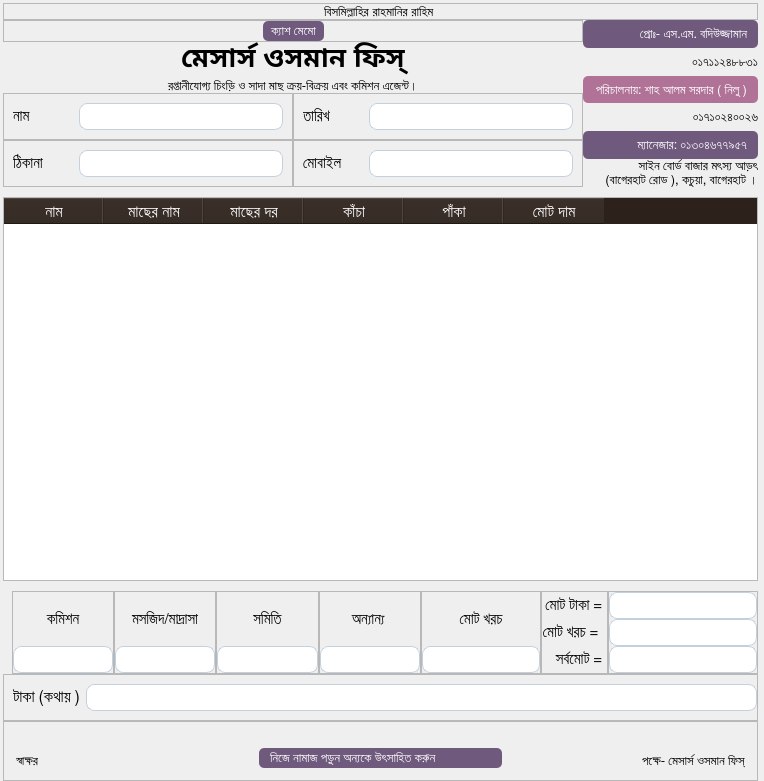
samratpro/fish_dealer_software, file ui_files/printmemo.ui: the form before one commit.
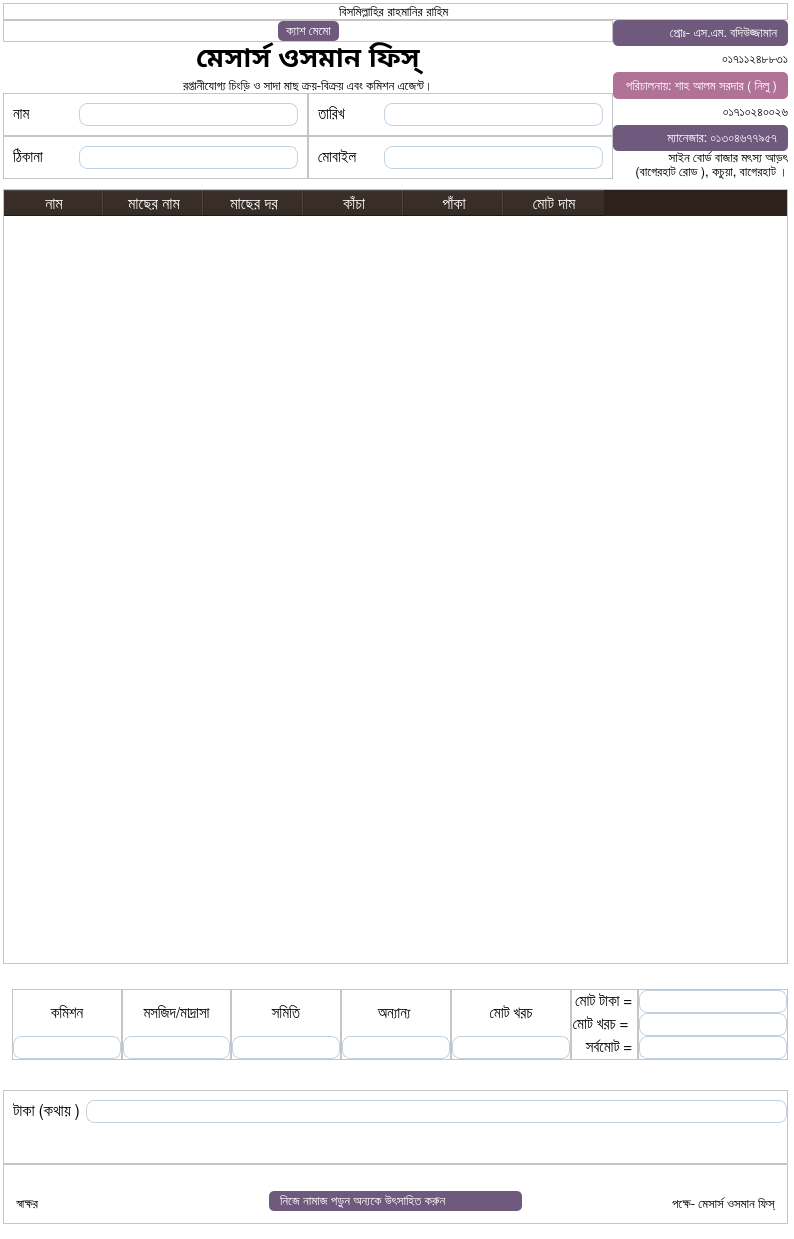
The form after the commit.

What changed in the file:
```diff
--- a/ui_files/printmemo.ui
+++ b/ui_files/printmemo.ui
@@ -6,20 +6,22 @@
    <rect>
     <x>0</x>
     <y>0</y>
-    <width>764</width>
-    <height>781</height>
+    <width>794</width>
+    <height>1239</height>
    </rect>
   </property>
   <property name="font">
    <font>
-    <pointsize>10</pointsize>
+    <family>Arial</family>
+    <pointsize>12</pointsize>
    </font>
   </property>
   <property name="windowTitle">
    <string>Form</string>
   </property>
   <property name="styleSheet">
-   <string notr="true">QLineEdit{border:1px solid #C3D1DF;border-radius:8px;pdding:3px 5px}</string>
+   <string notr="true">QLineEdit{border:1px solid #C3D1DF;border-radius:8px;pdding:5px 15px}
+*{background-color:white;}</string>
   </property>
   <layout class="QVBoxLayout" name="verticalLayout_7">
    <property name="spacing">
@@ -338,7 +340,7 @@
                    <widget class="QLineEdit" name="name">
                     <property name="font">
                      <font>
-                      <family>SutonnyMJ</family>
+                      <family>Arial</family>
                       <pointsize>12</pointsize>
                      </font>
                     </property>
@@ -385,7 +387,7 @@
                    <widget class="QLineEdit" name="date">
                     <property name="font">
                      <font>
-                      <family>SutonnyMJ</family>
+                      <family>Arial</family>
                       <pointsize>12</pointsize>
                      </font>
                     </property>
@@ -453,7 +455,7 @@
                    <widget class="QLineEdit" name="address">
                     <property name="font">
                      <font>
-                      <family>SutonnyMJ</family>
+                      <family>Arial</family>
                       <pointsize>12</pointsize>
                      </font>
                     </property>
@@ -500,7 +502,7 @@
                    <widget class="QLineEdit" name="mobile">
                     <property name="font">
                      <font>
-                      <family>SutonnyMJ</family>
+                      <family>Arial</family>
                       <pointsize>12</pointsize>
                      </font>
                     </property>
@@ -688,7 +690,7 @@
           <widget class="QTableWidget" name="tableWidget">
            <property name="font">
             <font>
-             <family>SutonnyMJ</family>
+             <family>Arial</family>
              <pointsize>12</pointsize>
             </font>
            </property>
@@ -708,7 +710,7 @@
             <property name="font">
              <font>
               <family>SutonnyMJ</family>
-              <pointsize>11</pointsize>
+              <pointsize>12</pointsize>
              </font>
             </property>
             <property name="foreground">
@@ -728,7 +730,7 @@
             <property name="font">
              <font>
               <family>SutonnyMJ</family>
-              <pointsize>11</pointsize>
+              <pointsize>12</pointsize>
              </font>
             </property>
            </column>
@@ -788,13 +790,13 @@
           <number>0</number>
          </property>
          <property name="topMargin">
-          <number>0</number>
+          <number>15</number>
          </property>
          <property name="rightMargin">
           <number>0</number>
          </property>
          <property name="bottomMargin">
-          <number>0</number>
+          <number>15</number>
          </property>
          <item>
           <widget class="QFrame" name="frame_9">
@@ -840,7 +842,7 @@
              <widget class="QLineEdit" name="commission">
               <property name="font">
                <font>
-                <family>SutonnyMJ</family>
+                <family>Arial</family>
                 <pointsize>12</pointsize>
                </font>
               </property>
@@ -893,7 +895,7 @@
              <widget class="QLineEdit" name="mosque">
               <property name="font">
                <font>
-                <family>SutonnyMJ</family>
+                <family>Arial</family>
                 <pointsize>12</pointsize>
                </font>
               </property>
@@ -946,7 +948,7 @@
              <widget class="QLineEdit" name="somiti">
               <property name="font">
                <font>
-                <family>SutonnyMJ</family>
+                <family>Arial</family>
                 <pointsize>12</pointsize>
                </font>
               </property>
@@ -999,7 +1001,7 @@
              <widget class="QLineEdit" name="others">
               <property name="font">
                <font>
-                <family>SutonnyMJ</family>
+                <family>Arial</family>
                 <pointsize>12</pointsize>
                </font>
               </property>
@@ -1058,7 +1060,7 @@
              <widget class="QLineEdit" name="totalCost_raw">
               <property name="font">
                <font>
-                <family>SutonnyMJ</family>
+                <family>Arial</family>
                 <pointsize>12</pointsize>
                </font>
               </property>
@@ -1182,7 +1184,7 @@
              <widget class="QLineEdit" name="totalTaka">
               <property name="font">
                <font>
-                <family>SutonnyMJ</family>
+                <family>Arial</family>
                 <pointsize>12</pointsize>
                </font>
               </property>
@@ -1195,7 +1197,7 @@
              <widget class="QLineEdit" name="totalCost">
               <property name="font">
                <font>
-                <family>SutonnyMJ</family>
+                <family>Arial</family>
                 <pointsize>12</pointsize>
                </font>
               </property>
@@ -1205,7 +1207,7 @@
              <widget class="QLineEdit" name="finalTaka">
               <property name="font">
                <font>
-                <family>SutonnyMJ</family>
+                <family>Arial</family>
                 <pointsize>12</pointsize>
                </font>
               </property>
@@ -1227,13 +1229,13 @@
           <number>0</number>
          </property>
          <property name="topMargin">
-          <number>0</number>
+          <number>15</number>
          </property>
          <property name="rightMargin">
           <number>0</number>
          </property>
          <property name="bottomMargin">
-          <number>0</number>
+          <number>15</number>
          </property>
          <item alignment="Qt::AlignBottom">
           <widget class="QFrame" name="frame_7">
@@ -1250,6 +1252,9 @@
             <property name="rightMargin">
              <number>0</number>
             </property>
+            <property name="bottomMargin">
+             <number>40</number>
+            </property>
             <item>
              <widget class="QLabel" name="label_16">
               <property name="font">
@@ -1267,7 +1272,7 @@
              <widget class="QLineEdit" name="taka_text">
               <property name="font">
                <font>
-                <family>SutonnyMJ</family>
+                <family>Arial</family>
                 <pointsize>12</pointsize>
                </font>
               </property>
@@ -1298,7 +1303,7 @@
              <number>12</number>
             </property>
             <property name="topMargin">
-             <number>8</number>
+             <number>20</number>
             </property>
             <property name="rightMargin">
              <number>12</number>
```
